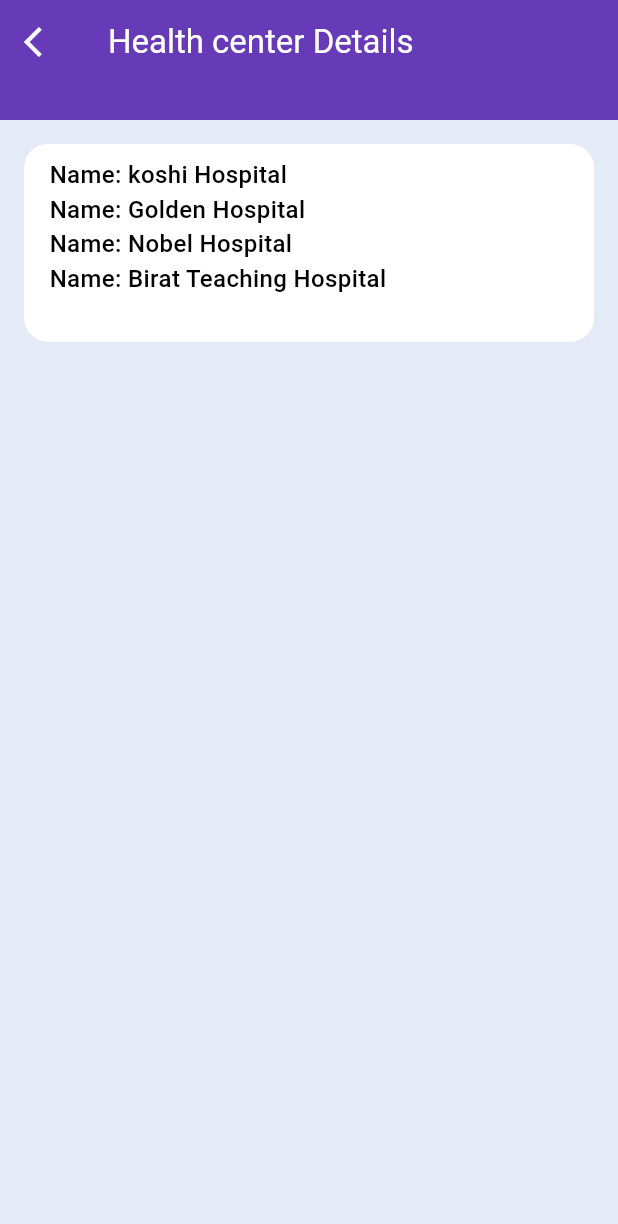
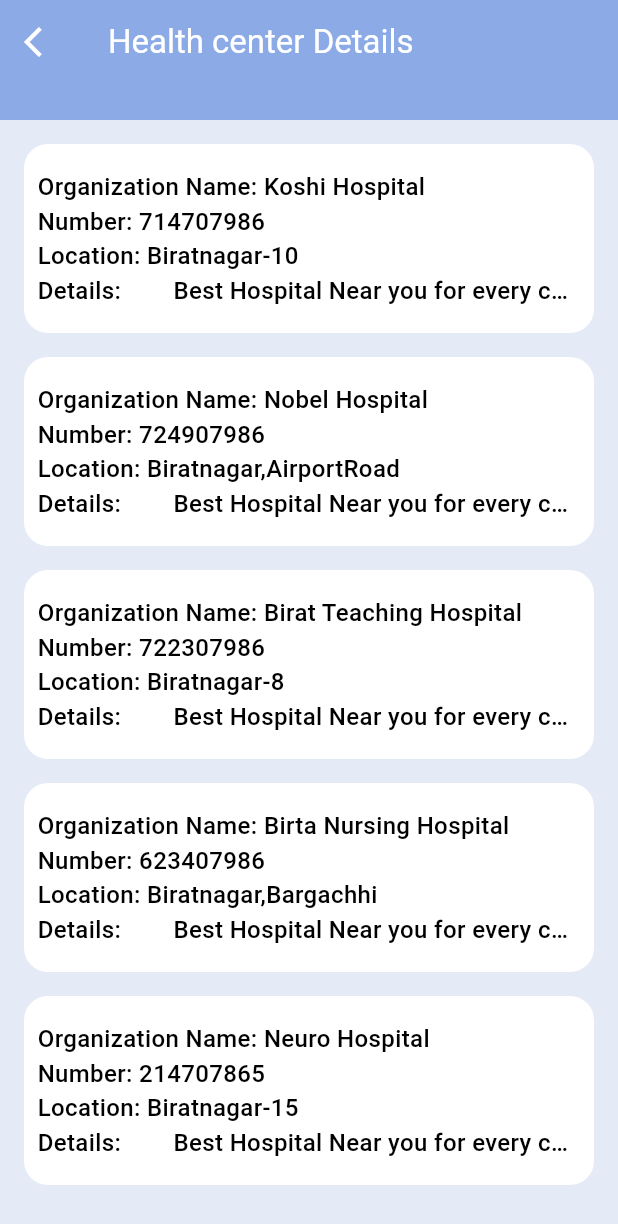
Before and after one commit to Farhanansari23/Care-Link, a Flutter app: the AdminHealthCenterList screen opened directly, on a phone screen of 412 x 824 dp. Shown: the top 1224 px of the screen. Run offline on Flutter 3.47's test engine with Material 3 defaults, Android fonts, the phone set to English and light mode, and no system bars; drawn by our look-alikes of flutter_slidable; our stand-ins replace cached_network_image, cloud_firestore, date_picker_timeline, firebase_auth, firebase_core, flutter_dotenv and 8 more; missing offline and left inert: cloudinary_url_gen, flutter_date_pickers, font_awesome_icon_class; accounts and stored records are empty.

Commit message:
FA-26: working on admin Page

```diff
--- a/lib/pages/admin_pages/health_center/health_center_list.dart
+++ b/lib/pages/admin_pages/health_center/health_center_list.dart
@@ -1,4 +1,5 @@
 import 'package:flutter/material.dart';
+import 'package:flutter_slidable/flutter_slidable.dart';
 import 'package:semester_project/routes/admin_route_generator.dart';
 import 'package:semester_project/widgets/colors/custom_colors.dart';
 import 'package:semester_project/widgets/container/custom_container.dart';
@@ -13,6 +14,45 @@ class AdminHealthCenterList extends StatefulWidget {
 }
 
 class _AdminHealthCenterListState extends State<AdminHealthCenterList> {
+
+  List<Map<String,dynamic>> healthCenter = [
+    {
+      'Organization Name':'Koshi Hospital',
+      'Number':0714707986,
+      'Location':'Biratnagar-10',
+      'Details':'Best Hospital Near you for every concern and with the best facilities'
+    },
+    {
+      'Organization Name':'Nobel Hospital',
+      'Number':0724907986,
+      'Location':'Biratnagar,AirportRoad',
+      'Details':'Best Hospital Near you for every concern and with the best facilities'
+    },
+    {
+      'Organization Name':'Birat Teaching Hospital',
+      'Number':0722307986,
+      'Location':'Biratnagar-8',
+      'Details':'Best Hospital Near you for every concern and with the best facilities'
+    },
+    {
+      'Organization Name':'Birta Nursing Hospital',
+      'Number':0623407986,
+      'Location':'Biratnagar,Bargachhi',
+      'Details':'Best Hospital Near you for every concern and with the best facilities'
+    },
+    {
+      'Organization Name':'Neuro Hospital',
+      'Number':0214707865,
+      'Location':'Biratnagar-15',
+      'Details':'Best Hospital Near you for every concern and with the best facilities'
+    },
+  ];
+
+   void deleteOrganization(int index){
+     setState(() { // ← Added setState
+       healthCenter.removeAt(index);
+     });
+  }
   @override
   Widget build(BuildContext context) {
     return Scaffold(
@@ -25,7 +65,10 @@ class _AdminHealthCenterListState extends State<AdminHealthCenterList> {
     return CustomScrollView(
       slivers: [
         SliverAppBar(
-          title: Text("Health center Details",style: TextStyle(color: Colors.white),),
+          title: Text(
+            "Health center Details",
+            style: TextStyle(color: Colors.white),
+          ),
           leading: IconButton(
             color: Colors.white,
             onPressed: () {
@@ -33,45 +76,73 @@ class _AdminHealthCenterListState extends State<AdminHealthCenterList> {
             },
             icon: Icon(Icons.arrow_back_ios),
           ),
-          backgroundColor: Colors.deepPurple,
+          backgroundColor: CustomColors.primaryColor,
           expandedHeight: 80,
           floating: true,
           stretch: true,
         ),
-        SliverToBoxAdapter(
+        SliverList(
+          delegate: SliverChildBuilderDelegate((context, index) {
+            return Column(
+              children: [
+                SizedBox(height: 16,),
+                Slidable(
+                  endActionPane: ActionPane(
+                      motion: StretchMotion(),
+                      children: [
+                          SlidableAction(
+                            onPressed: (context) => deleteOrganization(index),
+                          icon: Icons.delete,
+                          borderRadius: BorderRadius.circular(8),
+                          backgroundColor: Colors.red.shade800,
+                          ),
+                      ]),
                   child: CustomContainer(
-            verticalMargin: 16,
-            verticalPad: 8,
+                    verticalMargin: 0,
+                    verticalPad: 16,
+                    horizontalPad: 8,
                     horizontalMargin: 16,
-            height: 0.16,
+                    // height: 0.16,
                     color: Colors.white,
                     child: Column(
                       crossAxisAlignment: CrossAxisAlignment.start,
                       children: [
                         Row(
                           children: [
-                    CustomText(text: 'Name: ', isContent: true),
-                    CustomText(text: 'koshi Hospital', isContent: true),
+                            CustomText(text: 'Organization Name: ', isContent: true),
+                            CustomText(text: healthCenter[index]['Organization Name'], isContent: true),
                           ],
                         ),
                         Row(
                           children: [
-                    CustomText(text: 'Name: ', isContent: true),
-                    CustomText(text: 'Golden Hospital', isContent: true),
+                            CustomText(text: 'Number: ', isContent: true),
+                            CustomText(text: healthCenter[index]['Number'].toString(), isContent: true),
                           ],
                         ),
                         Row(
                           children: [
-                    CustomText(text: 'Name: ', isContent: true),
-                    CustomText(text: 'Nobel Hospital', isContent: true),
+                            CustomText(text: 'Location: ', isContent: true),
+                            CustomText(text: healthCenter[index]['Location'], isContent: true),
                           ],
                         ),
                         Row(
                           children: [
-                    CustomText(text: 'Name: ', isContent: true),
-                    CustomText(
-                      text: 'Birat Teaching Hospital',
+                            Expanded(
+                              flex: 1,
+                                child: CustomText(
+                                  text: 'Details: ',
                                     isContent: true,
+                                  textOverflow: TextOverflow.ellipsis,
+                                ),
+                            ),
+                            Expanded(
+                              flex: 3,
+                              child: CustomText(
+                                text: healthCenter[index]['Details'],
+                                isContent: true,
+                                textOverflow: TextOverflow.ellipsis,
+                                maxLines: 1,
+                              ),
                             ),
                           ],
                         ),
@@ -81,5 +152,11 @@ class _AdminHealthCenterListState extends State<AdminHealthCenterList> {
                 ),
               ],
             );
+          },
+            childCount: healthCenter.length,
+          ),
+        ),
+      ],
+    );
   }
 }
--- a/lib/routes/admin_route_generator.dart
+++ b/lib/routes/admin_route_generator.dart
@@ -2,4 +2,5 @@ class AdminConstants{
   static const String adminDashboard = '/adminDashboard';
   static const String adminCreateHealthCenter = '/adminCreateHealthCenter';
   static const String adminHealthCenterList = '/adminHealthCenterList';
+  static const String adminDoctorsAppointmentDetails = '/adminDoctorsAppointmentDetails';
 }
--- a/pubspec.yaml
+++ b/pubspec.yaml
@@ -62,6 +62,7 @@ dependencies:
   jwt_decoder: ^2.0.1
   flutter_date_pickers: ^0.4.3
   cached_network_image: ^3.2.3
+  flutter_slidable: ^4.0.1
 
 dev_dependencies:
   flutter_test:
```
Also changed, not shown: lib/pages/admin_pages/admin_dashboard/admin_dashboard.dart (+7 -2 lines), lib/pages/admin_pages/appointments/appointment_page.dart (added, +98 -0 lines), lib/routes/route_generator.dart (+7 -0 lines), pubspec.lock. Lines whose indentation alone changed are shown as unchanged.
